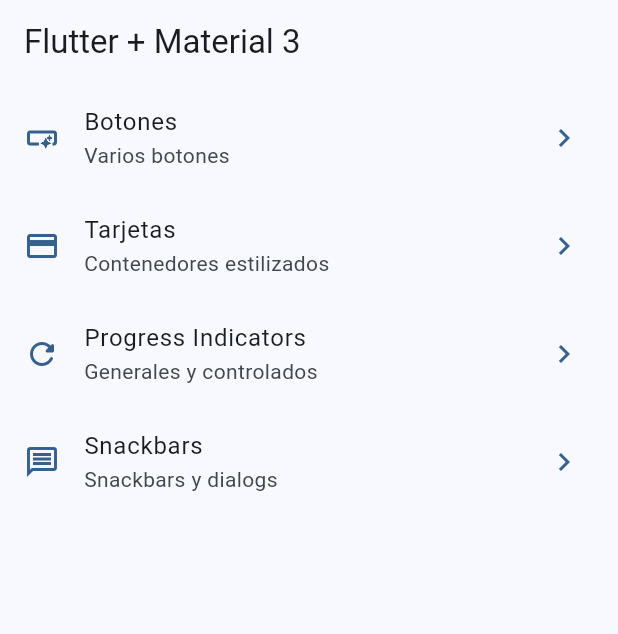
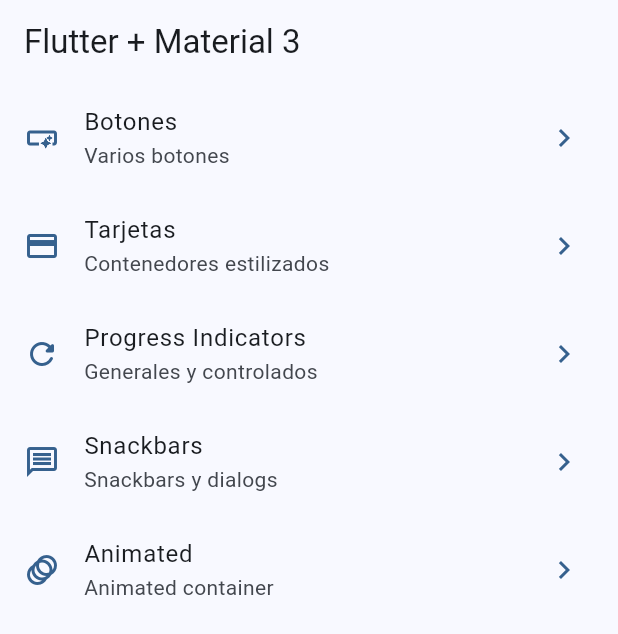
Before and after one commit to tripleP16/widgets_app, a Flutter app: the screen it shows after launch, on a phone screen of 412 x 824 dp. Shown: the top 634 px of the screen. Run offline on Flutter 3.47's test engine with Material 3 defaults, Android fonts, the phone set to English and light mode, and no system bars; our stand-ins replace go_router.

Commit message:
animated container done

```diff
--- a/lib/config/menu/menu_items.dart
+++ b/lib/config/menu/menu_items.dart
@@ -34,4 +34,9 @@ const appMenuItems = <MenuItem>[
       subttitle: 'Snackbars y dialogs ',
       link: '/snackbars',
       icon: Icons.message_outlined),
+  MenuItem(
+      title: 'Animated',
+      subttitle: 'Animated container',
+      link: '/animated',
+      icon: Icons.animation_rounded),
 ];
--- a/lib/config/router/app_router.dart
+++ b/lib/config/router/app_router.dart
@@ -27,5 +27,11 @@ final appRouter = GoRouter(
       pageBuilder: (context, state) =>
           const MaterialPage(child: SnackbarScreen()),
     ),
+    GoRoute(
+      path: '/animated',
+      name: AnimatedScreen.name,
+      pageBuilder: (context, state) =>
+          const MaterialPage(child: AnimatedScreen()),
+    ),
   ],
 );
--- a/lib/presentation/screens/cards/cards_screen.dart
+++ b/lib/presentation/screens/cards/cards_screen.dart
@@ -157,7 +157,6 @@ class _CardType4 extends StatelessWidget {
 
   @override
   Widget build(BuildContext context) {
-    final colors = Theme.of(context).colorScheme;
     return Card(
       clipBehavior: Clip.hardEdge,
       elevation: elevation,
```
Also changed, not shown: lib/presentation/screens/animated/animated_screen.dart (+50 -2 lines).
